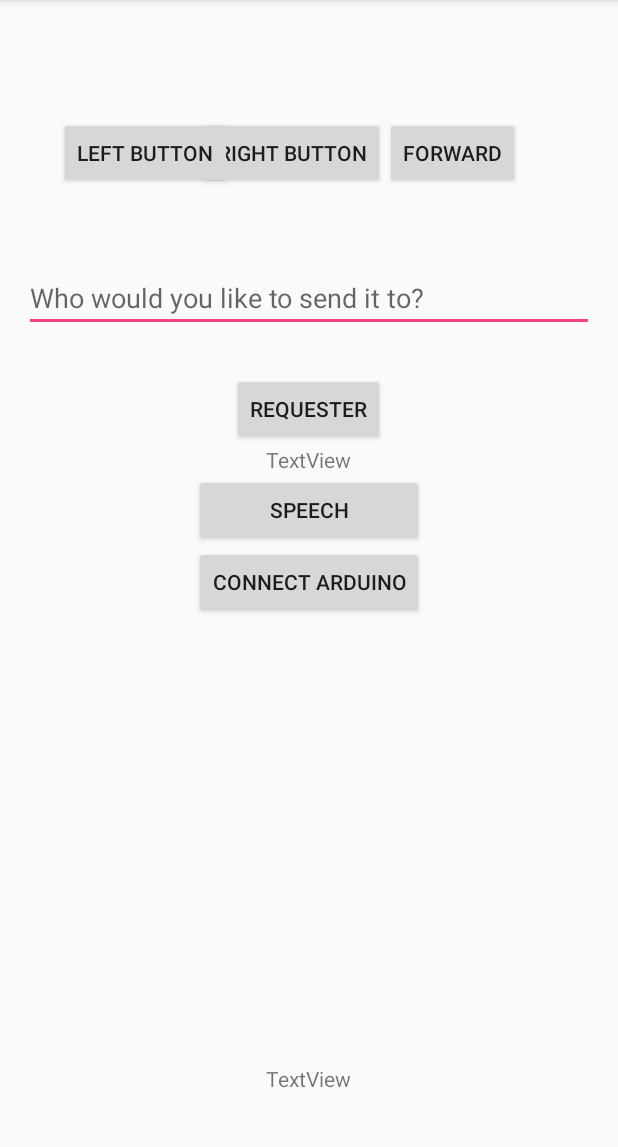
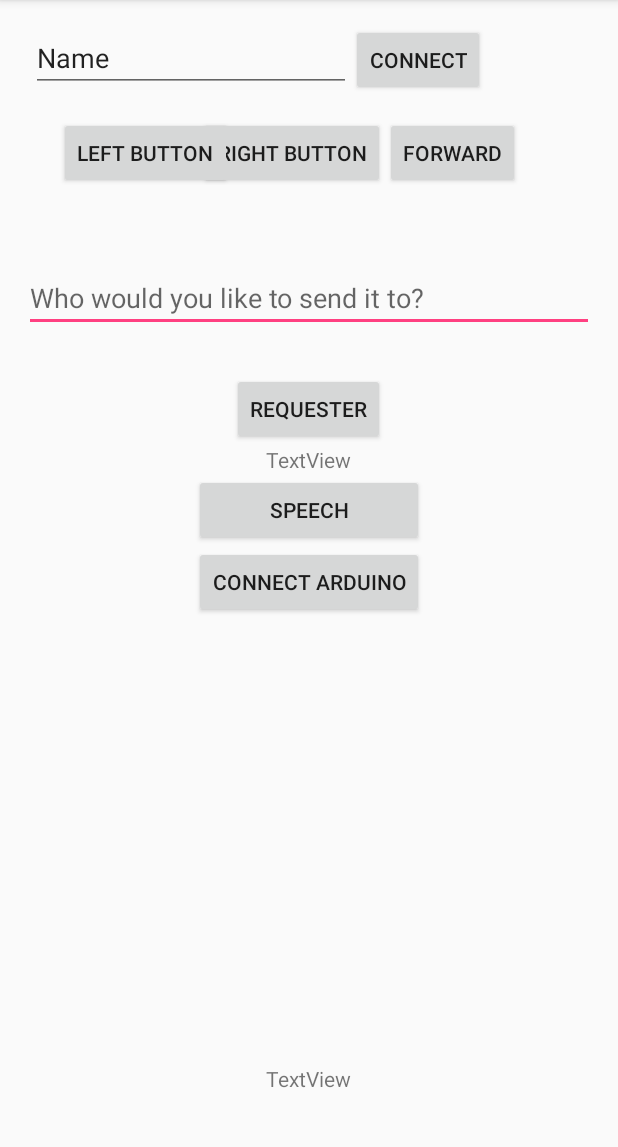
Before and after one commit to BenAllenUK/JeevesBotApp, an Android app: the screen it shows after launch (MainActivity), on a phone screen of 412 x 824 dp, the part 84-1231 px from its top. Run offline under Robolectric (Android 15) with nearby library versions, the phone set to English and light mode, and no system bars; libraries missing offline, so code that uses them is left out: com.koushikdutta.async, org.altbeacon.beacon; 6 statements that could not run were skipped.

Commit message:
Added forms

```diff
--- a/app/src/main/java/info/benallen/jeeves/jeevescontroller/MainActivity.java
+++ b/app/src/main/java/info/benallen/jeeves/jeevescontroller/MainActivity.java
@@ -241,10 +241,13 @@ public class MainActivity extends AppCompatActivity implements BeaconConsumer {
                     e.printStackTrace();
                 }
 
+                break;
+
             }
             case "message": {
                 LinkedTreeMap genericMessage = (LinkedTreeMap) eventData.getPayload();
                 Log.d(TAG, "Got a message: " + genericMessage.get("msg"));
+                break;
 
             }
             case "finished": {
@@ -252,10 +255,12 @@ public class MainActivity extends AppCompatActivity implements BeaconConsumer {
                 Log.d(TAG, "Got a message: " + genericMessage.get("msg"));
                 MediaPlayer mp = MediaPlayer.create(MainActivity.this, R.raw.finished);
                 mp.start();
+                break;
 
             }
             default: {
                 // Do nothing, unknown event
+                break;
             }
         }
     }
--- a/app/src/main/res/layout/activity_main.xml
+++ b/app/src/main/res/layout/activity_main.xml
@@ -90,4 +90,22 @@
         android:layout_alignParentTop="true"
         android:layout_toStartOf="@+id/requestBtn" />
 
+    <EditText
+        android:layout_width="wrap_content"
+        android:layout_height="wrap_content"
+        android:inputType="textPersonName"
+        android:text="Name"
+        android:ems="10"
+        android:layout_alignParentTop="true"
+        android:id="@+id/identity"
+        android:layout_alignEnd="@+id/speechResult" />
+
+    <Button
+        android:text="Connect"
+        android:layout_width="wrap_content"
+        android:layout_height="wrap_content"
+        android:id="@+id/setupBtn"
+        android:layout_alignParentTop="true"
+        android:layout_toEndOf="@+id/identity" />
+
 </RelativeLayout>
```
